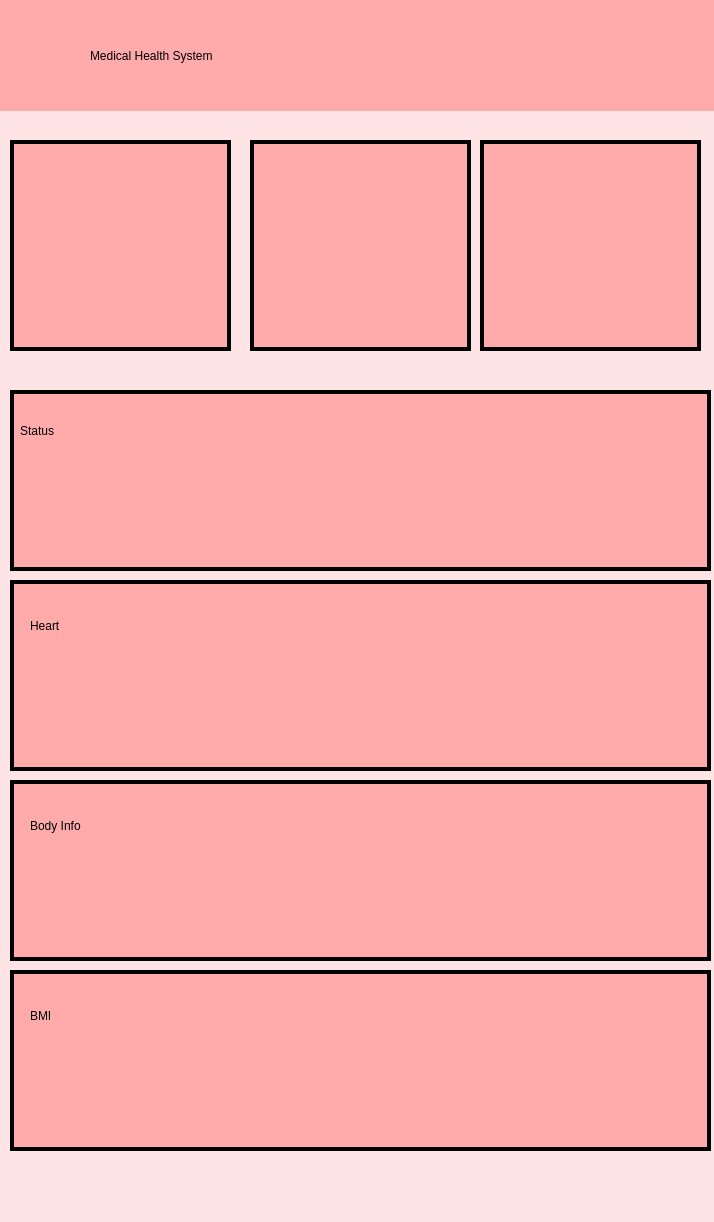
First picture: the form in UI/PHS_homepage.ui, repository NaryanSambhi/CSCN72030---Sec3---Group2, before the edit.
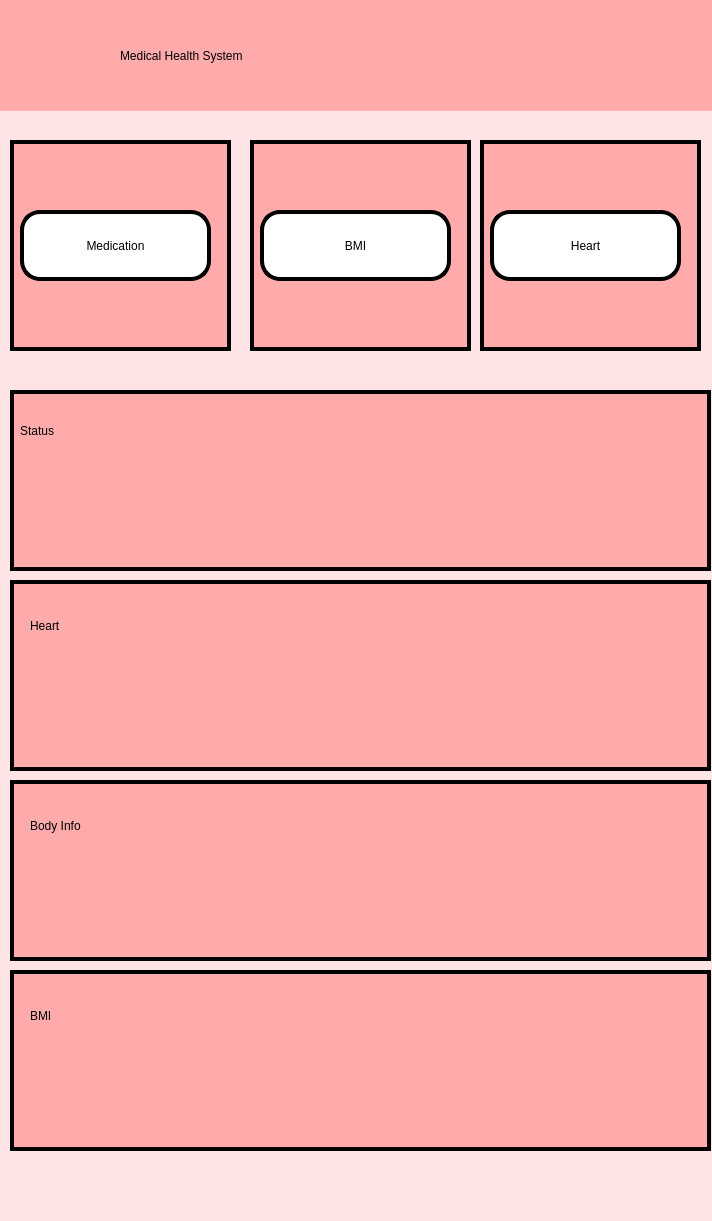
Second picture: the form after the edit.

The edit to the form file:
```diff
--- a/UI/PHS_homepage.ui
+++ b/UI/PHS_homepage.ui
@@ -6,8 +6,8 @@
    <rect>
     <x>0</x>
     <y>0</y>
-    <width>714</width>
-    <height>1222</height>
+    <width>712</width>
+    <height>1221</height>
    </rect>
   </property>
   <property name="windowTitle">
@@ -45,7 +45,7 @@
      <widget class="QLabel" name="label">
       <property name="geometry">
        <rect>
-        <x>100</x>
+        <x>130</x>
         <y>30</y>
         <width>511</width>
         <height>71</height>
@@ -78,6 +78,27 @@
 border: 4px solid black;
 </string>
      </property>
+     <widget class="QPushButton" name="Medication">
+      <property name="geometry">
+       <rect>
+        <x>10</x>
+        <y>70</y>
+        <width>191</width>
+        <height>71</height>
+       </rect>
+      </property>
+      <property name="styleSheet">
+       <string notr="true">color: rgb(0, 0, 0);
+background-color: white;
+border-radius:20px;
+font: 23pt &quot;MS Shell Dlg 2&quot;;
+
+</string>
+      </property>
+      <property name="text">
+       <string>Medication</string>
+      </property>
+     </widget>
     </widget>
     <widget class="QWidget" name="widget_6" native="true">
      <property name="geometry">
@@ -157,6 +178,27 @@
 border: 4px solid black;
 </string>
      </property>
+     <widget class="QPushButton" name="BMI">
+      <property name="geometry">
+       <rect>
+        <x>10</x>
+        <y>70</y>
+        <width>191</width>
+        <height>71</height>
+       </rect>
+      </property>
+      <property name="styleSheet">
+       <string notr="true">color: rgb(0, 0, 0);
+background-color: white;
+border-radius:20px;
+font: 23pt &quot;MS Shell Dlg 2&quot;;
+
+</string>
+      </property>
+      <property name="text">
+       <string>BMI</string>
+      </property>
+     </widget>
     </widget>
     <widget class="QWidget" name="widget_5" native="true">
      <property name="geometry">
@@ -172,6 +214,27 @@
 border: 4px solid black;
 </string>
      </property>
+     <widget class="QPushButton" name="Heart">
+      <property name="geometry">
+       <rect>
+        <x>10</x>
+        <y>70</y>
+        <width>191</width>
+        <height>71</height>
+       </rect>
+      </property>
+      <property name="styleSheet">
+       <string notr="true">color: rgb(0, 0, 0);
+background-color: white;
+border-radius:20px;
+font: 23pt &quot;MS Shell Dlg 2&quot;;
+
+</string>
+      </property>
+      <property name="text">
+       <string>Heart</string>
+      </property>
+     </widget>
     </widget>
     <widget class="QWidget" name="widget_8" native="true">
      <property name="geometry">
```
Left out of the diff: 2 changed lines with no effect on the pictures.
